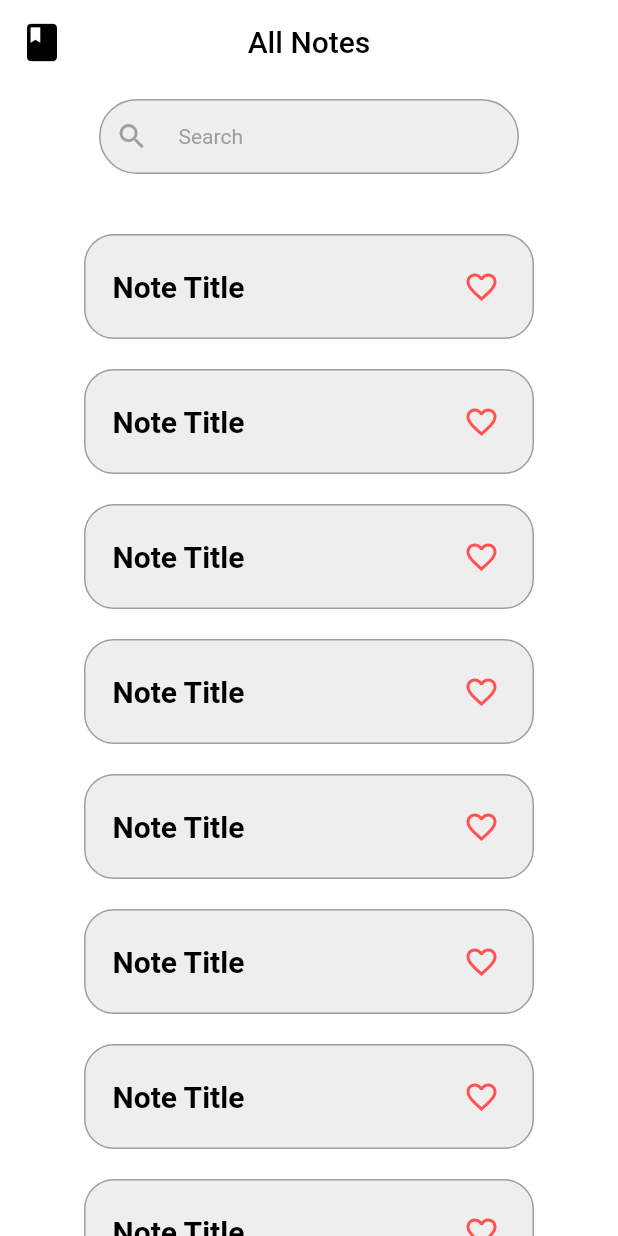
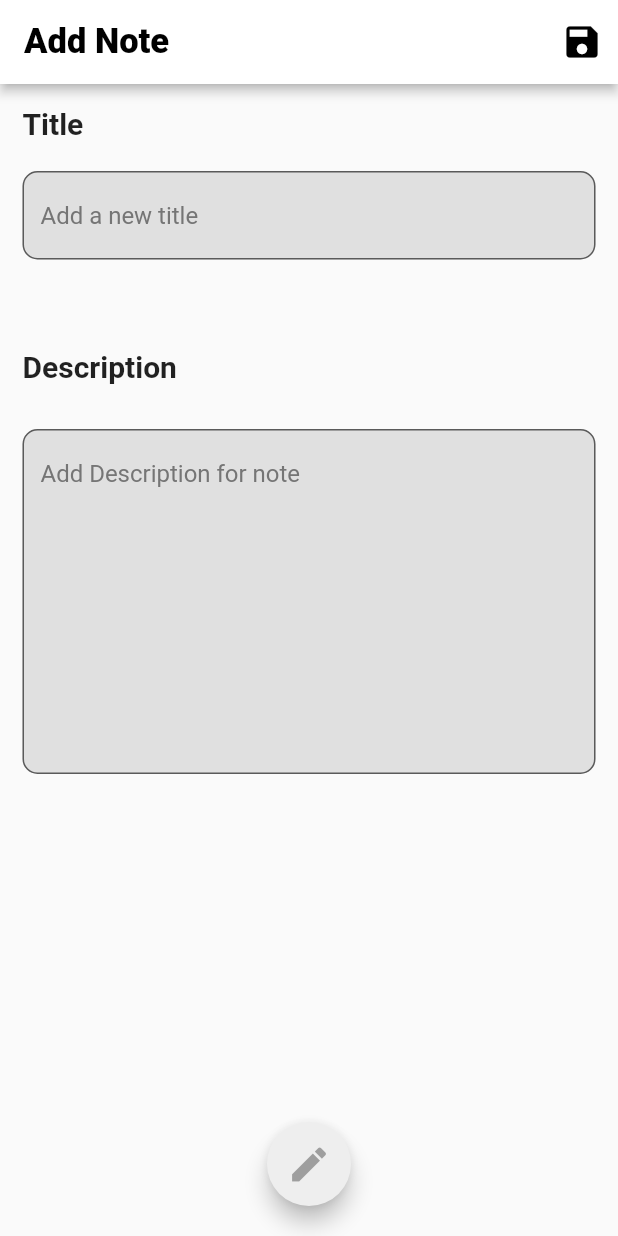
Before and after one commit to MostafaRadian/notes, a Flutter app: the screen it shows after launch, on a phone screen of 412 x 824 dp. Run offline on Flutter 3.47's test engine with Material 2 defaults, Android fonts, the phone set to English and light mode, and no system bars.

Commit message:
Added a new note dart file

```diff
--- a/lib/main.dart
+++ b/lib/main.dart
@@ -1,6 +1,5 @@
 import 'package:flutter/material.dart';
-
-import 'notes_page.dart';
+import 'new_note.dart';
 
 void main() {
   runApp(const MainApp());
@@ -12,7 +11,7 @@ class MainApp extends StatelessWidget {
   @override
   Widget build(BuildContext context) {
     return const MaterialApp(
-      home: Notes(),
+      home: NewNote(),
       debugShowCheckedModeBanner: false,
     );
   }
--- /dev/null
+++ b/lib/new_note.dart
@@ -0,0 +1,105 @@
+import 'package:flutter/material.dart';
+
+class NewNote extends StatefulWidget {
+  const NewNote({super.key});
+
+  @override
+  State<NewNote> createState() => NewNoteState();
+}
+
+class NewNoteState extends State<NewNote> {
+  @override
+  Widget build(BuildContext context) {
+    return Scaffold(
+      appBar: AppBar(
+        backgroundColor: Colors.white,
+        elevation: 3,
+        title: const Text(
+          "Add Note",
+          style: TextStyle(
+              color: Colors.black, fontSize: 23, fontWeight: FontWeight.w800),
+        ),
+        actions: [
+          IconButton(
+              onPressed: () {},
+              icon: const Icon(
+                Icons.save,
+                color: Colors.black,
+                size: 28,
+              ))
+        ],
+      ),
+      body: SingleChildScrollView(
+        child: Padding(
+          padding: const EdgeInsets.all(15.0),
+          child: Column(
+            crossAxisAlignment: CrossAxisAlignment.start,
+            children: [
+              const Text(
+                "Title",
+                style: TextStyle(fontSize: 20, fontWeight: FontWeight.bold),
+              ),
+              const SizedBox(
+                height: 20,
+              ),
+              TextFormField(
+                onFieldSubmitted: (value) {},
+                decoration: InputDecoration(
+                  filled: true,
+                  hintStyle: TextStyle(color: Colors.grey[600]),
+                  hintText: "Add a new title",
+                  fillColor: Colors.grey[300],
+                  border: OutlineInputBorder(
+                    borderRadius: BorderRadius.circular(10),
+                  ),
+                  focusedBorder: const OutlineInputBorder(
+                    borderSide: BorderSide(color: Colors.black),
+                  ),
+                ),
+              ),
+              const SizedBox(
+                height: 60,
+              ),
+              const Text(
+                "Description",
+                style: TextStyle(fontSize: 20, fontWeight: FontWeight.bold),
+              ),
+              const SizedBox(
+                height: 30,
+              ),
+              TextFormField(
+                onFieldSubmitted: (value) {},
+                maxLines: 10,
+                decoration: InputDecoration(
+                  filled: true,
+                  hintStyle: TextStyle(color: Colors.grey[600]),
+                  hintText: "Add Description for note",
+                  fillColor: Colors.grey[300],
+                  border: OutlineInputBorder(
+                    borderRadius: BorderRadius.circular(10),
+                  ),
+                  focusedBorder: const OutlineInputBorder(
+                    borderSide: BorderSide(color: Colors.black),
+                  ),
+                ),
+              ),
+            ],
+          ),
+        ),
+      ),
+      floatingActionButtonLocation: FloatingActionButtonLocation.centerDocked,
+      floatingActionButton: Padding(
+        padding: const EdgeInsets.all(20.0),
+        child: FloatingActionButton(
+          onPressed: () {},
+          backgroundColor: Colors.grey[200],
+          child: const Icon(
+            Icons.edit,
+            color: Colors.grey,
+            size: 30,
+          ),
+        ),
+      ),
+    );
+  }
+}
--- a/lib/notes_page.dart
+++ b/lib/notes_page.dart
@@ -58,12 +58,25 @@ class NotesState extends State<Notes> {
               ListView.builder(
                   shrinkWrap: true,
                   physics: const NeverScrollableScrollPhysics(),
-                  itemCount: 10,
+                  itemCount: 3,
                   itemBuilder: (context, index) {
                     isFavourite.add(false);
                     return noteItem(index);
                   }),
             ],
+          ),
+        ),
+      ),
+      floatingActionButtonLocation: FloatingActionButtonLocation.centerDocked,
+      floatingActionButton: Padding(
+        padding: const EdgeInsets.all(50.0),
+        child: FloatingActionButton(
+          onPressed: () {},
+          backgroundColor: Colors.grey[200],
+          child: const Icon(
+            Icons.add,
+            color: Colors.grey,
+            size: 30,
           ),
         ),
       ),
```
